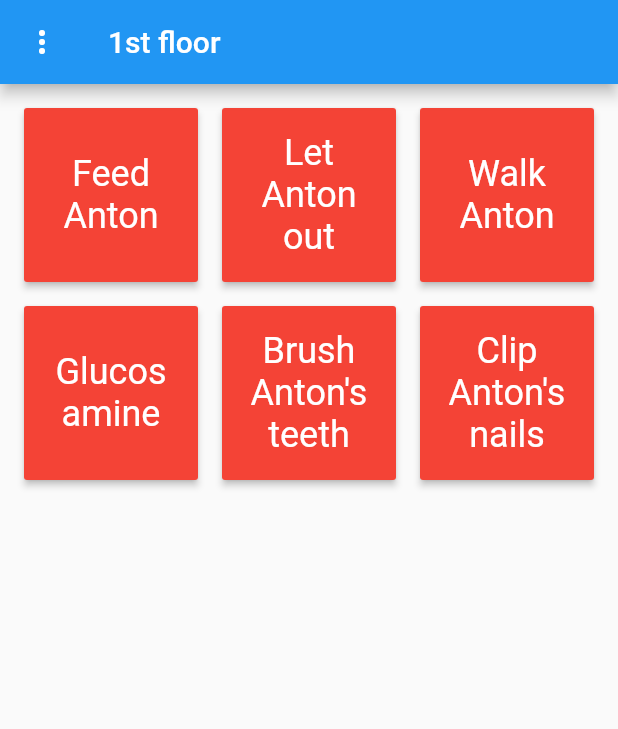
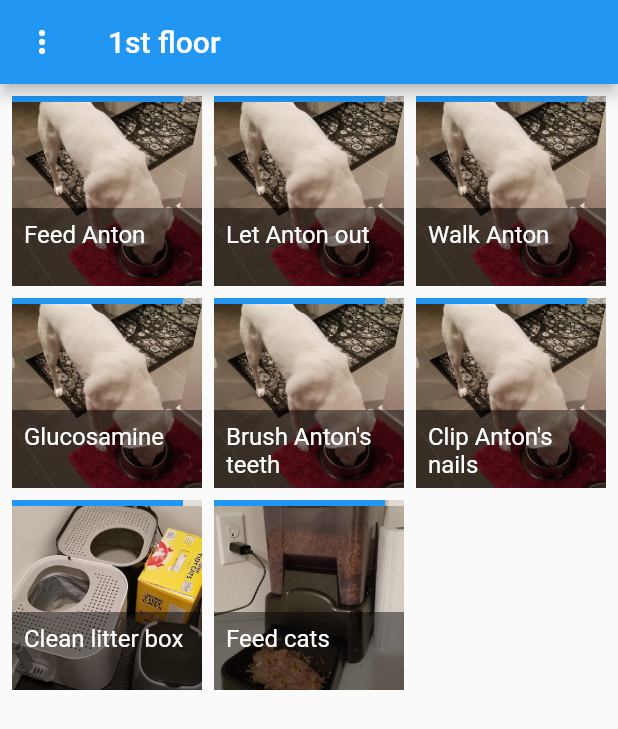
Before and after one commit to dangor/flutter_home_app, a Flutter app: the screen it shows after launch, on a phone screen of 412 x 824 dp. Shown: the top 729 px of the screen. Run offline on Flutter 3.47's test engine with Material 2 defaults, Android fonts, the phone set to English and light mode, and no system bars.

Commit message:
Image buttons with title overlay and static progress indicators

```diff
--- a/lib/item_container.dart
+++ b/lib/item_container.dart
@@ -1,27 +1,43 @@
 import 'package:flutter/material.dart';
 
 class ItemContainer extends StatelessWidget {
-  ItemContainer({this.name, this.expired, this.onPressed});
+  ItemContainer({this.name, this.asset, this.expired, this.onPressed});
 
   final String name;
+  final String asset;
   final bool expired;
   final VoidCallback onPressed;
 
   @override
   Widget build(BuildContext context) {
-    return MaterialButton(
-      color: expired ? Colors.blue : Colors.red,
-      child: Center(
-        child: Text(
-          name,
-          style: Theme.of(context)
-              .textTheme
-              .headline
-              .apply(color: Colors.white),
-          textAlign: TextAlign.center,
+    return Ink.image(
+      image: AssetImage(asset),
+      fit: BoxFit.cover,
+      child: InkWell(
+        onTap: onPressed,
+        child: Column(
+          mainAxisAlignment: MainAxisAlignment.spaceBetween,
+          crossAxisAlignment: CrossAxisAlignment.stretch,
+          children: <Widget>[
+            Container(
+              alignment: Alignment.centerRight,
+              child: LinearProgressIndicator(
+                backgroundColor: Colors.white54,
+                value: 0.9,
+              ),
+            ),
+            Container(
+              padding: EdgeInsets.all(8),
+              height: 52,
+              color: Colors.black45,
+              child: Text(
+                name,
+                style: Theme.of(context).textTheme.subhead.copyWith(color: Colors.white)
+              ),
+            )
+          ],
         ),
       ),
-      onPressed: onPressed,
     );
   }
 }
--- a/lib/main.dart
+++ b/lib/main.dart
@@ -27,19 +27,22 @@ class ItemPage extends StatefulWidget {
 
 class Item {
   final String name;
+  final String asset;
   bool expired = false;
 
-  Item(this.name);
+  Item(this.name, this.asset);
 }
 
 class _ItemPageState extends State<ItemPage> {
   var _items = [
-    Item("Feed Anton"),
-    Item("Let Anton out"),
-    Item("Walk Anton"),
-    Item("Glucosamine"),
-    Item("Brush Anton's teeth"),
-    Item("Clip Anton's nails"),
+    Item("Feed Anton", "images/anton_fed.png"),
+    Item("Let Anton out", "images/anton_fed.png"),
+    Item("Walk Anton", "images/anton_fed.png"),
+    Item("Glucosamine", "images/anton_fed.png"),
+    Item("Brush Anton's teeth", "images/anton_fed.png"),
+    Item("Clip Anton's nails", "images/anton_fed.png"),
+    Item("Clean litter box", "images/clean_litterbox.png"),
+    Item("Feed cats", "images/feed_cats.png"),
   ];
 
   void _setPressed(Item item) {
@@ -67,13 +70,14 @@ class _ItemPageState extends State<ItemPage> {
         title: Text(widget.title),
       ),
       body: GridView.count(
-          padding: EdgeInsets.all(16),
-          mainAxisSpacing: 16,
-          crossAxisSpacing: 16,
+        padding: EdgeInsets.all(8),
+        crossAxisSpacing: 8,
+        mainAxisSpacing: 8,
           crossAxisCount: 3,
           children: _items.map((item) {
             return ItemContainer(
               name: item.name,
+              asset: item.asset,
               expired: item.expired,
               onPressed: () {
                 _setPressed(item);
--- a/pubspec.yaml
+++ b/pubspec.yaml
@@ -36,10 +36,8 @@ flutter:
   # the material Icons class.
   uses-material-design: true
 
-  # To add assets to your application, add an assets section, like this:
-  # assets:
-  #  - images/a_dot_burr.jpeg
-  #  - images/a_dot_ham.jpeg
+  assets:
+    - images/
 
   # An image asset can refer to one or more resolution-specific "variants", see
   # https://flutter.io/assets-and-images/#resolution-aware.
```
Also changed, not shown: images/anton_fed.png (added), images/clean_litterbox.png (added), images/feed_cats.png (added).
